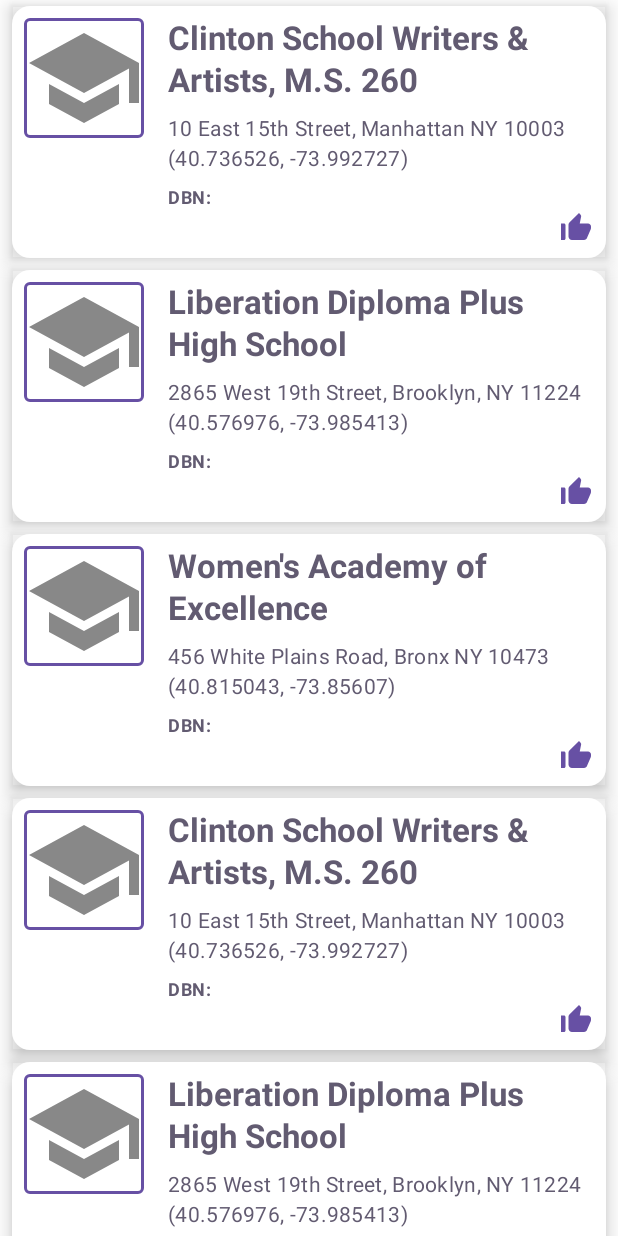
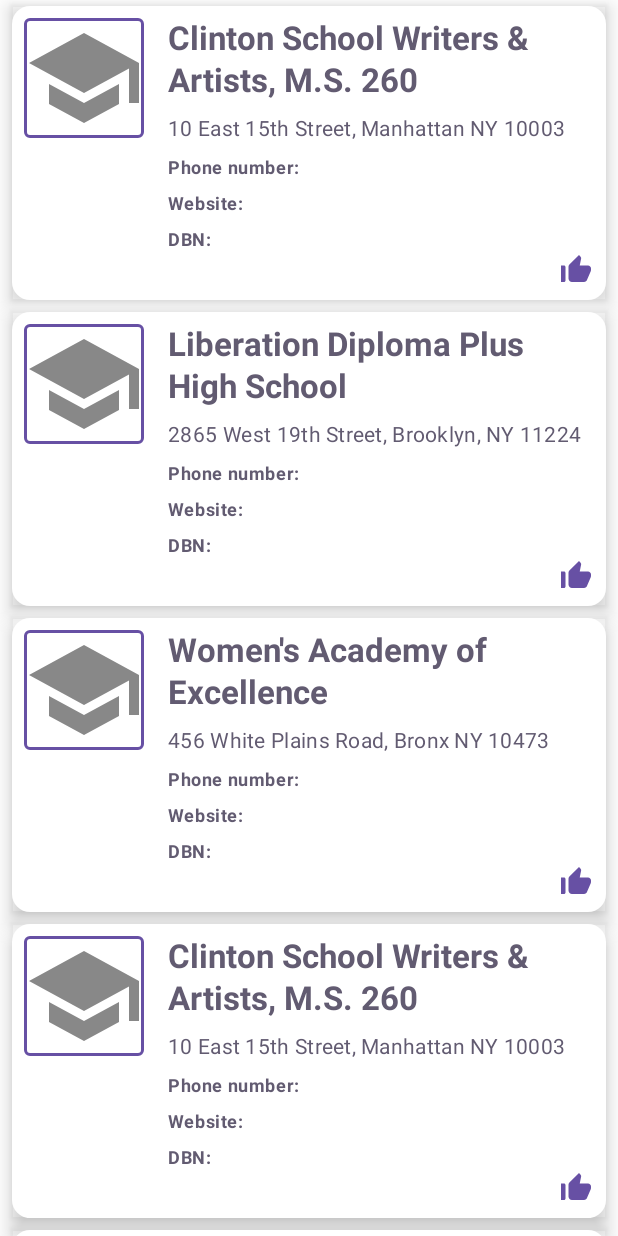
Before and after one commit to jonofarc/NYCHighSchools, an Android app built with Jetpack Compose: the @Preview function SchoolsViewPreview, on a phone screen of 412 x 824 dp. Run offline under Robolectric (Android 15) with nearby library versions, the phone set to English and light mode, and no system bars.

Commit message:
update UI and fix typos

```diff
--- a/app/src/main/java/com/example/nychighschools/CsvUtils.kt
+++ b/app/src/main/java/com/example/nychighschools/CsvUtils.kt
@@ -6,10 +6,12 @@ import kotlinx.serialization.ExperimentalSerializationApi
 import kotlinx.serialization.builtins.ListSerializer
 import kotlinx.serialization.csv.Csv
 import android.content.Context
+import androidx.compose.ui.text.toLowerCase
 import com.example.nychighschools.models.SatScores
 import java.io.BufferedReader
 import java.io.IOException
 import java.io.InputStreamReader
+import java.util.Locale
 
 
 const val schoolsCsvFile = "schools.csv"
@@ -51,7 +53,7 @@ object CsvUtils {
             schools.addAll(parseSchoolsCSV(record))
         }
 
-        return schools
+        return schools.sortedBy { it.schoolName.lowercase(Locale.getDefault()) }.toMutableList()
     }
 
     private fun getSatScoresFromCSV(context: Context): List<SatScores> {
--- a/app/src/main/java/com/example/nychighschools/SchoolsView.kt
+++ b/app/src/main/java/com/example/nychighschools/SchoolsView.kt
@@ -110,13 +110,16 @@ private fun CardContent(school: School, modifier: Modifier = Modifier) {
                 )
 
                 Text(
-                    text = school.location,
+                    text = school.getDisplayLocation,
                     modifier = Modifier.padding(top = 8.dp),
                     color = MaterialTheme.colorScheme.secondary,
                     style = MaterialTheme.typography.bodyMedium,
 
 
                     )
+
+                DataRow(stringResource(R.string.phone_number), school.phoneNumber)
+                HyperLinkDataRow(stringResource(R.string.website), school.website, Modifier.clickable { Utils().openUrlInBrowser(context, school.website) })
 
                 DataRow(stringResource(R.string.dbn), school.dbn)
 
--- a/app/src/main/java/com/example/nychighschools/models/School.kt
+++ b/app/src/main/java/com/example/nychighschools/models/School.kt
@@ -20,4 +20,11 @@ data class School(
     val schoolEmail: String = "",
     @SerialName("website")
     val website: String = "",
-)
+) {
+    val getDisplayLocation: String
+        get() {
+            val displayLocation = location.split("(")
+
+            return displayLocation[0]
+        }
+}
--- a/app/src/main/res/values/strings.xml
+++ b/app/src/main/res/values/strings.xml
@@ -13,5 +13,5 @@
     <string name="sat_writing_avg">SAT Writing Avg: </string>
     <string name="phone_number">Phone number: </string>
     <string name="school_email">Email: </string>
-    <string name="website">website: </string>
+    <string name="website">Website: </string>
 </resources>
```
